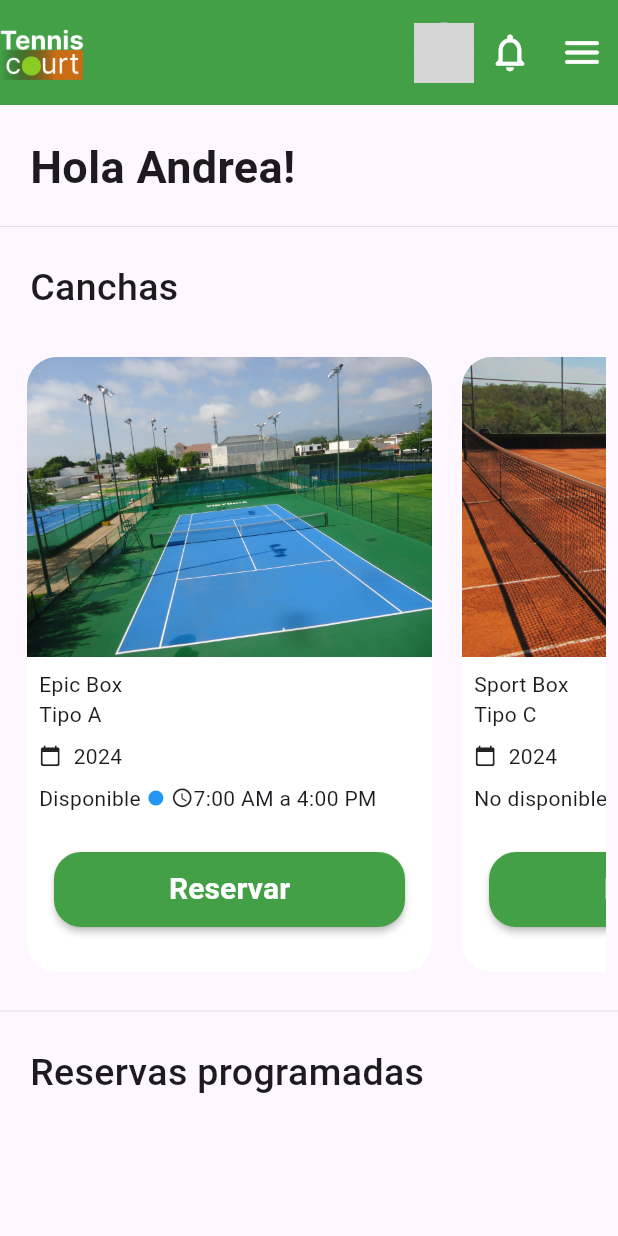
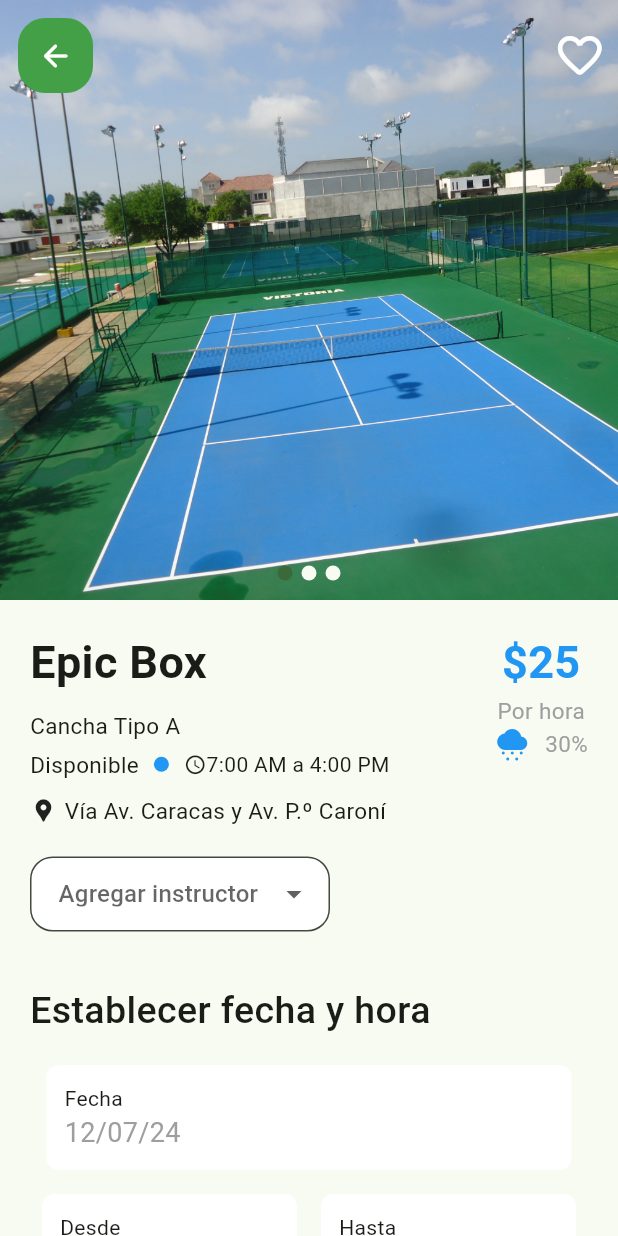
Before and after one commit to Whadyjm/tennis_booking, a Flutter app: the Home screen opened directly, after a tap on "Reservar", on a phone screen of 412 x 824 dp. Run offline on Flutter 3.47's test engine with Material 3 defaults, Android fonts, the light colour scheme and no system bars; drawn by our look-alikes of card_swiper; network calls fail; grey boxes are pictures that could not be loaded.

Commit message:
CanchaScreen agregado

```diff
--- a/lib/main.dart
+++ b/lib/main.dart
@@ -14,7 +14,7 @@ class MyApp extends StatelessWidget {
     return MaterialApp(
       debugShowCheckedModeBanner: false,
       theme: ThemeData(
-        colorScheme: ColorScheme.fromSeed(seedColor: Colors.deepPurple),
+        colorScheme: ColorScheme.fromSeed(seedColor: Colors.green),
         useMaterial3: true,
       ),
       home: MyHomePage(),
--- a/lib/models/canchaModel.dart
+++ b/lib/models/canchaModel.dart
@@ -4,7 +4,7 @@ class CanchaModel {
   late String image;
   late String nombre, tipo;
   late bool disponible;
-  late DateTime fecha;
+  late String fecha;
 
   CanchaModel({
     required this.image,
--- a/lib/screens/Home.dart
+++ b/lib/screens/Home.dart
@@ -4,6 +4,7 @@ import 'package:tenniscourt/appConstantes.dart';
 import 'package:tenniscourt/models/canchaModel.dart';
 import 'package:tenniscourt/screens/authPages/login.dart';
 import 'package:tenniscourt/widgets/canchaCard.dart';
+import 'package:tenniscourt/widgets/titulo.dart';
 
 class Home extends StatefulWidget {
   const Home({super.key});
@@ -17,9 +18,9 @@ class _HomeState extends State<Home> {
   Widget build(BuildContext context) {
 
     List<CanchaModel> canchas = [
-      CanchaModel(nombre: 'Epic Box', tipo: 'Tipo A', disponible: true, fecha: DateTime.now(), image: 'assets/epicBox.jpg'),
-      CanchaModel(nombre: 'Sport Box', tipo: 'Tipo C', disponible: false, fecha: DateTime.now(), image: 'assets/sportBox.jpg'),
-      CanchaModel(nombre: 'Multiple Box', tipo: 'Tipo A', disponible: true, fecha: DateTime.now(), image: 'assets/multipleBox.jpg'),
+      CanchaModel(nombre: 'Epic Box', tipo: 'Tipo A', disponible: true, fecha: '9 de julio de 2024', image: 'assets/epicBox.jpg'),
+      CanchaModel(nombre: 'Sport Box', tipo: 'Tipo C', disponible: false, fecha: '10 de julio de 2024', image: 'assets/sportBox.jpg'),
+      CanchaModel(nombre: 'Multiple Box', tipo: 'Tipo A', disponible: true, fecha: '10 de julio de 2024', image: 'assets/multipleBox.jpg'),
     ];
 
     return Scaffold(
@@ -27,7 +28,9 @@ class _HomeState extends State<Home> {
         toolbarHeight: 70,
         backgroundColor: AppConstants.green,
         automaticallyImplyLeading: false,
-        leading: Image.asset('assets/logo.png'),
+        title: Image.asset(
+            height: 50,
+            'assets/logo.png'),
         actions: [
           const CircleAvatar(
             backgroundImage: NetworkImage('https://img.freepik.com/fotos-premium/mujer-joven-raqueta-tenis-sobre-su-cara-aislada-rostro-neutral-mirada-segura-fotografia-cerca_264277-894.jpg?w=360'),
@@ -56,7 +59,7 @@ class _HomeState extends State<Home> {
               children: [
                 Padding(
                   padding: EdgeInsets.only(top: 15.0, left: 20, bottom: 10),
-                  child: Text('Canchas', style: TextStyle(fontSize: 25, fontWeight: FontWeight.w500),),
+                  child: Titulo(titulo: 'Canchas')
                 ),
               ],
             ),
@@ -73,7 +76,7 @@ class _HomeState extends State<Home> {
                         nombre: canchas[index].nombre,
                         image: canchas[index].image,
                         tipo: canchas[index].tipo,
-                        fecha: canchas[index].fecha.year.toString(),
+                        fecha: canchas[index].fecha,
                         disponible: canchas[index].disponible,);
                     }),
               ),
@@ -83,7 +86,7 @@ class _HomeState extends State<Home> {
               children: [
                 Padding(
                   padding: EdgeInsets.only(top: 15.0, left: 20, bottom: 10),
-                  child: Text('Reservas programadas', style: TextStyle(fontSize: 25, fontWeight: FontWeight.w500),),
+                  child: Titulo(titulo: 'Reservas programadas')
                 ),
               ],
             ),
--- a/lib/screens/authPages/login.dart
+++ b/lib/screens/authPages/login.dart
@@ -18,28 +18,11 @@ class _LoginState extends State<Login> {
   TextEditingController emailController = TextEditingController();
   TextEditingController passwordController = TextEditingController();
 
-  final formKey = GlobalKey<FormState>(); //Para hacer validación de los TextField
-
-
-  void wrongEmail(){
-    showDialog(context: context, builder: (context){
-      return const AlertDialog(title: Text('El correo electrónico no se encuentra registrado'),);
-    });
-  }
-
-  void wrongPassword(){
-    showDialog(context: context, builder: (context){
-      return const AlertDialog(title: Text('La contraseña suministrada es incorrecta'),);
-    });
-  }
-
   @override
   Widget build(BuildContext context) {
     return Scaffold(
       backgroundColor: const Color(0xFF212121),
-      body: Form(
-        key: formKey,
-        child: Stack(
+      body: Stack(
         children: [
           Image.asset(
             height: 400,
@@ -175,7 +158,6 @@ class _LoginState extends State<Login> {
           ],
         ),]
       ),
-      ),
     );
   }
 }
--- a/lib/screens/authPages/registro.dart
+++ b/lib/screens/authPages/registro.dart
@@ -16,8 +16,6 @@ class LoginState extends State<Registro> {
   var cityTextController = new TextEditingController();
   var emailTextController = new TextEditingController();
   var passwordTextController = new TextEditingController();
-
-  final formKey = GlobalKey<FormState>(); //Para hacer validación de los TextField
 
   @override
   Widget build(BuildContext context) {
--- /dev/null
+++ b/lib/screens/canchaScreen.dart
@@ -0,0 +1,322 @@
+import 'package:card_swiper/card_swiper.dart';
+import 'package:flutter/material.dart';
+import 'package:intl/intl.dart';
+import 'package:tenniscourt/appConstantes.dart';
+import 'package:tenniscourt/widgets/titulo.dart';
+
+class CanchaScreen extends StatefulWidget {
+  CanchaScreen({super.key, required this.image, required this.nombre, required this.tipo, required this.disponible,});
+
+  final String image;
+  final String nombre;
+  final String tipo;
+  final bool disponible;
+
+  @override
+  State<CanchaScreen> createState() => _CanchaScreenState();
+}
+
+class _CanchaScreenState extends State<CanchaScreen> {
+
+  late TextEditingController descriptionController = TextEditingController();
+
+  List<String> entrenadorList = [
+    'Mark Gonzalez',
+    'Luisa Herrera'
+  ];
+
+  List<DropdownMenuItem<String>>? get DropDownList {
+    List<DropdownMenuItem<String>>? menuItem =
+    List<DropdownMenuItem<String>>.generate(
+      entrenadorList.length,
+          (index) => DropdownMenuItem(
+        value: entrenadorList[index],
+        child: Text(entrenadorList[index]),
+      ),
+    );
+    return menuItem;
+  }
+
+  String? _dropDownValue;
+
+  Future<void> showDate () async {
+    _selectedDate = await showDatePicker(
+        keyboardType: TextInputType.datetime,
+        context: context,
+        firstDate: DateTime(1950),
+        lastDate: DateTime.now()
+    );
+    if (_selectedDate != null) {
+      setState(() {});
+    } else {
+      _selectedDate = DateTime.now();
+    }
+  }
+
+  late DateTime? _selectedDate = DateTime.now();
+
+  @override
+  Widget build(BuildContext context) {
+    return SafeArea(
+      child: Scaffold(
+        body: SingleChildScrollView(
+          child: Column(
+            crossAxisAlignment: CrossAxisAlignment.start,
+            children: [
+              Stack(
+                children: [
+                  SizedBox(
+                    height: 400,
+                    child: Swiper(
+                      curve: Curves.ease,
+                      itemBuilder: (BuildContext context, int index) {
+                        return Image.asset(fit: BoxFit.cover, widget.image);
+                      },
+                      itemCount: 3,
+                      pagination: const SwiperPagination(
+                          builder: SwiperPagination.dots),
+                    ),
+                  ),
+                  Row(
+                    mainAxisAlignment: MainAxisAlignment.spaceBetween,
+                    children: [
+                      Padding(
+                        padding: const EdgeInsets.all(12.0),
+                        child: GestureDetector(
+                            onTap: (){
+                              Navigator.pop(context);
+                            } ,
+                            child: Container(
+                                width: 50,
+                                height: 50,
+                                decoration: BoxDecoration(
+                                  color: AppConstants.green,
+                                  borderRadius: BorderRadius.circular(18),
+                                ),
+                                child: const Icon(Icons.arrow_back_rounded, color: Colors.white,))
+                        ),
+                      ),
+                      IconButton(onPressed: (){}, icon: const Icon(Icons.favorite_border_rounded, color: Colors.white, size: 35,))
+                    ],
+                  ),
+                ],
+              ),
+              Padding(
+                padding: const EdgeInsets.all(20.0),
+                child: Row(
+                  crossAxisAlignment: CrossAxisAlignment.start,
+                  mainAxisAlignment: MainAxisAlignment.spaceBetween,
+                  children: [
+                    Column(
+                      crossAxisAlignment: CrossAxisAlignment.start,
+                      children: [
+                        Row(
+                          children: [
+                            Text(widget.nombre, style: const TextStyle(fontWeight: FontWeight.bold, fontSize: 30),),
+                          ],
+                        ),
+                        const SizedBox(height: 10,),
+                        Text('Cancha ${widget.tipo}', style: const TextStyle(fontSize: 15),),
+                        const SizedBox(height: 5,),
+                        Row(
+                          children: [
+                            Text(widget.disponible ? 'Disponible':'No disponible', style: const TextStyle(fontSize: 15)),
+                            const SizedBox(width: 10,),
+                            Container(
+                              height: 10,
+                              width: 10,
+                              decoration: BoxDecoration(
+                                  color: widget.disponible ? Colors.blue:Colors.grey,
+                                  borderRadius: BorderRadius.circular(50)
+                              ),
+                            ),
+                            const SizedBox(width: 10,),
+                            const Icon(Icons.access_time_rounded, size: 15,),
+                            const Text('7:00 AM a 4:00 PM'),
+                          ],
+                        ),
+                        const SizedBox(height: 10,),
+                        const Row(
+                          children: [
+                            Icon(Icons.location_pin, size: 18,),
+                            const SizedBox(width: 5,),
+                            Text('Vía Av. Caracas y Av. P.º Caroní', style: TextStyle(fontSize: 15),),
+                          ],
+                        ),
+                        const SizedBox(height: 20,),
+                        SizedBox(
+                          height: 50,
+                          width: 200,
+                          child: DropdownButtonFormField(
+                              decoration: InputDecoration(
+                                  hintText: "Agregar instructor",
+                                  contentPadding: const EdgeInsets.all(15),
+                                  hintStyle: const TextStyle(
+                                      color: Colors.grey,
+                                      fontWeight: FontWeight.normal),
+                                  filled: true,
+                                  fillColor: Colors.white,
+                                  border: OutlineInputBorder(
+                                      borderRadius:
+                                      BorderRadius.circular(15))),
+                              dropdownColor: Colors.white,
+                              borderRadius: BorderRadius.circular(25),
+                              items: DropDownList,
+                              value: _dropDownValue,
+                              onChanged: (String? value) {
+                                setState(() {
+                                  _dropDownValue = value;
+                                });
+                              }),
+                        ),
+                      ],
+                    ),
+                    const Column(
+                      children: [
+                        Text('\$25', style: TextStyle(fontSize: 30, fontWeight: FontWeight.bold, color: Colors.blue),),
+                        Text('Por hora', style: TextStyle(fontSize: 15, color: Colors.grey),),
+                        Row(
+                          children: [
+                            Icon(Icons.cloudy_snowing, color: Colors.blue,),
+                            const SizedBox(width: 10,),
+                            Text('30%', style: TextStyle(fontSize: 15, color: Colors.grey),),
+                          ],
+                        )
+                      ],
+                    )
+                  ],
+                ),
+              ),
+              const Padding(
+                padding: EdgeInsets.only(top: 15.0, left: 20, bottom: 10),
+                child: Titulo(titulo: 'Establecer fecha y hora')
+              ),
+              Center(
+                child: Padding(
+                  padding: const EdgeInsets.all(8.0),
+                  child: GestureDetector(
+                    onTap: showDate,
+                    child: Container(
+                      padding: const EdgeInsets.all(12),
+                        height: 70,
+                        width: 350,
+                        decoration: BoxDecoration(
+                            color: Colors.white,
+                            borderRadius: BorderRadius.circular(8),
+                        ),
+                        child: Column(
+                          crossAxisAlignment: CrossAxisAlignment.start,
+                          children: [
+                            const Text('Fecha'),
+                            const SizedBox(width: 5,),
+                            Text(DateFormat('dd/MM/yy').format(_selectedDate!), style: const TextStyle(fontSize: 18, color: Colors.grey),)
+                          ],
+                        )
+                    ),
+                  ),
+                ),
+              ),
+              Row(
+                mainAxisAlignment: MainAxisAlignment.center,
+                children: [
+                  Padding(
+                    padding: const EdgeInsets.all(8.0),
+                    child: GestureDetector(
+                      onTap: showDate,
+                      child: Container(
+                          padding: const EdgeInsets.all(12),
+                          height: 70,
+                          width: 170,
+                          decoration: BoxDecoration(
+                            color: Colors.white,
+                            borderRadius: BorderRadius.circular(8),
+                          ),
+                          child: Column(
+                            crossAxisAlignment: CrossAxisAlignment.start,
+                            children: [
+                              const Text('Desde'),
+                              const SizedBox(width: 5,),
+                              Text(DateFormat('dd/MM/yy').format(_selectedDate!), style: const TextStyle(fontSize: 18, color: Colors.grey),)
+                            ],
+                          )
+                      ),
+                    ),
+                  ),
+                  Padding(
+                    padding: const EdgeInsets.all(8.0),
+                    child: GestureDetector(
+                      onTap: showDate,
+                      child: Container(
+                          padding: const EdgeInsets.all(12),
+                          height: 70,
+                          width: 170,
+                          decoration: BoxDecoration(
+                            color: Colors.white,
+                            borderRadius: BorderRadius.circular(8),
+                          ),
+                          child: Column(
+                            crossAxisAlignment: CrossAxisAlignment.start,
+                            children: [
+                              const Text('Hasta'),
+                              const SizedBox(width: 5,),
+                              Text(DateFormat('dd/MM/yy').format(_selectedDate!), style: const TextStyle(fontSize: 18, color: Colors.grey),)
+                            ],
+                          )
+                      ),
+                    ),
+                  )
+                ],
+              ),
+              const Padding(
+                  padding: EdgeInsets.only(top: 15.0, left: 20, bottom: 10),
+                  child: Titulo(titulo: 'Agregar un comentario')
+              ),
+              Center(
+                child: SizedBox(
+                  width: 350,
+                  child: TextFormField(
+                      textCapitalization: TextCapitalization.sentences,
+                      controller: descriptionController,
+                      maxLines: 5,
+                      obscureText: false,
+                      keyboardType: TextInputType.multiline,
+                      decoration: InputDecoration(
+                          contentPadding: const EdgeInsets.all(20),
+                          hintStyle: const TextStyle(
+                              color: Colors.grey,
+                              fontWeight: FontWeight.normal),
+                          hintText: 'Agregar un comentario...',
+                          filled: true,
+                          fillColor: Colors.white,
+                          border: OutlineInputBorder(
+                              borderSide: BorderSide.none,
+                              borderRadius: BorderRadius.circular(8))),
+                      validator: (value) {
+                        if (value!.isEmpty) {
+                          return "Ingresa la descripción de tu artículo.";
+                        } else {
+                          null;
+                        }
+                      }),
+                ),
+              ),
+              Padding(
+                padding: const EdgeInsets.all(18.0),
+                child: MaterialButton(
+                    height: 50,
+                    minWidth: 350,
+                    color: AppConstants.green,
+                    shape: RoundedRectangleBorder(
+                        borderRadius: BorderRadius.circular(18)
+                    ),
+                    onPressed: (){},
+                    child: const Text('Reservar', style: TextStyle(color: Colors.white, fontSize: 20, fontWeight: FontWeight.bold),)
+                ),
+              ),
+            ],
+          ),
+        ),
+      ),
+    );
+  }
+}
--- a/lib/widgets/canchaCard.dart
+++ b/lib/widgets/canchaCard.dart
@@ -1,6 +1,7 @@
 import 'package:flutter/cupertino.dart';
 import 'package:flutter/material.dart';
 import 'package:tenniscourt/appConstantes.dart';
+import 'package:tenniscourt/screens/canchaScreen.dart';
 
 class CanchaCard extends StatelessWidget {
   const CanchaCard({super.key, required this.nombre, required this.image, required this.tipo, required this.fecha, required this.disponible});
@@ -35,7 +36,7 @@ class CanchaCard extends StatelessWidget {
               child: Column(
                 crossAxisAlignment: CrossAxisAlignment.start,
                 children: [
-                  Text(nombre),
+                  Text(nombre, style: const TextStyle(fontWeight: FontWeight.bold, fontSize: 20),),
                   Text(tipo),
                   Row(
                     children: [
@@ -60,7 +61,7 @@ class CanchaCard extends StatelessWidget {
                       ),
                       const SizedBox(width: 5,),
                       const Icon(Icons.access_time_rounded, size: 15,),
-                      Text('7:00 AM a 4:00 PM'),
+                      const Text('7:00 AM a 4:00 PM'),
                     ],
                   )
                 ],
@@ -75,7 +76,11 @@ class CanchaCard extends StatelessWidget {
                   shape: RoundedRectangleBorder(
                       borderRadius: BorderRadius.circular(18)
                   ),
-                  onPressed: (){},
+                  onPressed: (){
+                    Navigator.push(context, MaterialPageRoute(builder: (context){
+                      return CanchaScreen(nombre: nombre, image: image, tipo: tipo, disponible: disponible,);
+                    }));
+                  },
                   child: const Text('Reservar', style: TextStyle(color: Colors.white, fontSize: 20, fontWeight: FontWeight.bold),)
               ),
             ),
--- /dev/null
+++ b/lib/widgets/titulo.dart
@@ -0,0 +1,12 @@
+import 'package:flutter/material.dart';
+
+class Titulo extends StatelessWidget {
+  const Titulo({super.key, required this.titulo});
+
+  final String titulo;
+
+  @override
+  Widget build(BuildContext context) {
+    return Text(titulo, style: const TextStyle(fontSize: 25, fontWeight: FontWeight.w500),);
+  }
+}
--- a/pubspec.yaml
+++ b/pubspec.yaml
@@ -30,6 +30,8 @@ environment:
 dependencies:
   flutter:
     sdk: flutter
+  card_swiper: ^3.0.1
+  intl: ^0.18.1
 
 
   # The following adds the Cupertino Icons font to your application.
```
Also changed, not shown: pubspec.lock. Lines whose indentation alone changed are shown as unchanged.
